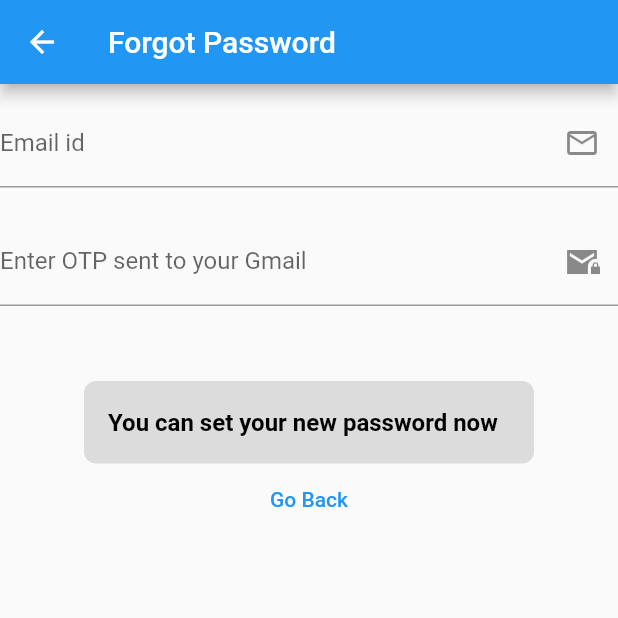
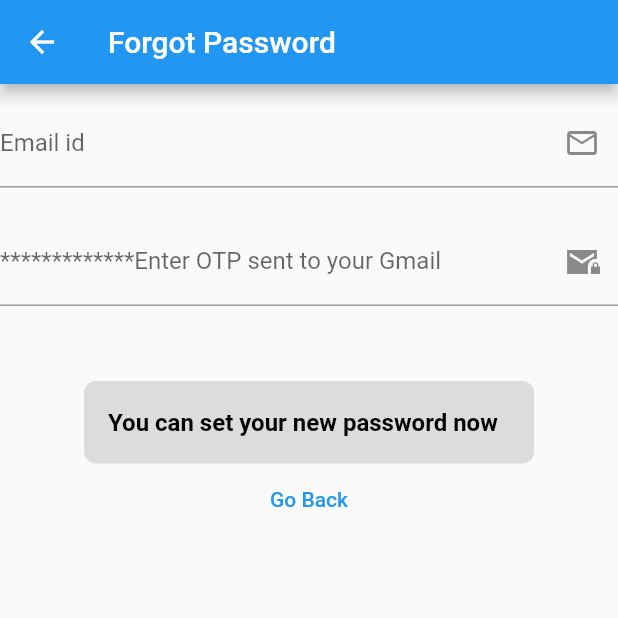
Before and after one commit to MegaDhakse2/RegistrationFormUI, a Flutter app: the FrgtPage screen opened directly, on a phone screen of 412 x 824 dp, the top half of it. Run offline on Flutter 3.47's test engine with Material 2 defaults, Android fonts, the phone set to English and light mode, and no system bars.

```diff
--- a/lib/main.dart
+++ b/lib/main.dart
@@ -333,7 +333,7 @@ class _FrgtPageState extends State<FrgtPage> {
                     suffixIcon: Icon(
                       Icons.mail_lock_sharp,
                     ),
-                    labelText: 'Enter OTP sent to your Gmail',
+                    labelText: '*************Enter OTP sent to your Gmail',
                   )),
               const SizedBox(height: 50,),
 
```
